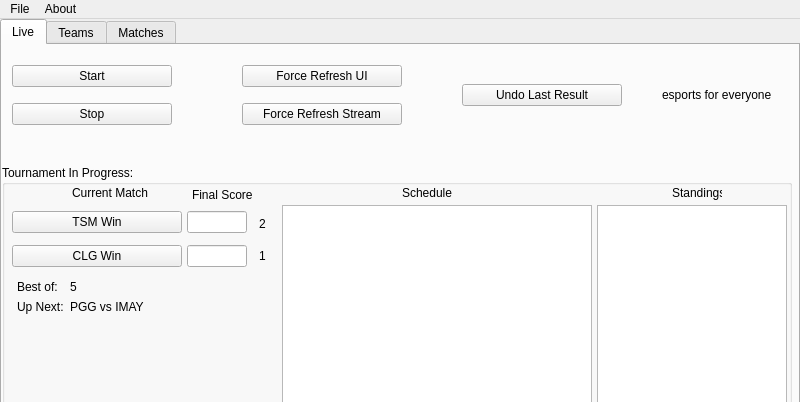
chhopsky/updatethestream, file form.ui: the form before one commit; both pictures show x 0 to 800 and y 0 to 402 of the 800 by 600 pixel window.
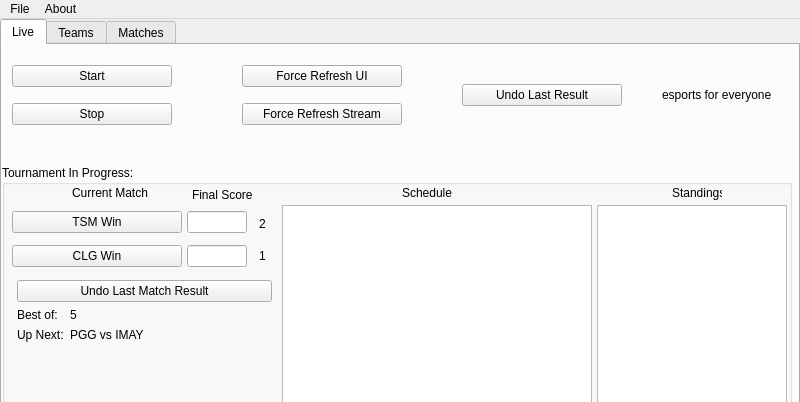
The form after the commit. Icons and pictures are not drawn.

Commit message: UI plumbing, match history

Patch:
```diff
--- a/form.ui
+++ b/form.ui
@@ -218,28 +218,41 @@
         <property name="topMargin">
          <number>5</number>
         </property>
-        <item row="0" column="0">
+        <item row="0" column="0" colspan="3">
+         <widget class="QPushButton" name="undo_button">
+          <property name="sizePolicy">
+           <sizepolicy hsizetype="Preferred" vsizetype="Fixed">
+            <horstretch>0</horstretch>
+            <verstretch>0</verstretch>
+           </sizepolicy>
+          </property>
+          <property name="text">
+           <string>Undo Last Match Result</string>
+          </property>
+         </widget>
+        </item>
+        <item row="1" column="0">
          <widget class="QLabel" name="best_of_label">
           <property name="text">
            <string>Best of:</string>
           </property>
          </widget>
         </item>
-        <item row="0" column="1">
+        <item row="1" column="1">
          <widget class="QLabel" name="best_of_count_label">
           <property name="text">
            <string>5</string>
           </property>
          </widget>
         </item>
-        <item row="1" column="0">
+        <item row="2" column="0">
          <widget class="QLabel" name="up_next_label">
           <property name="text">
            <string>Up Next:</string>
           </property>
          </widget>
         </item>
-        <item row="1" column="1">
+        <item row="2" column="1">
          <widget class="QLabel" name="up_next_match">
           <property name="text">
            <string>PGG vs IMAY</string>
@@ -371,7 +384,7 @@
        <rect>
         <x>660</x>
         <y>40</y>
-        <width>111</width>
+        <width>120</width>
         <height>20</height>
        </rect>
       </property>
```
The commit also changes 2 other files.
